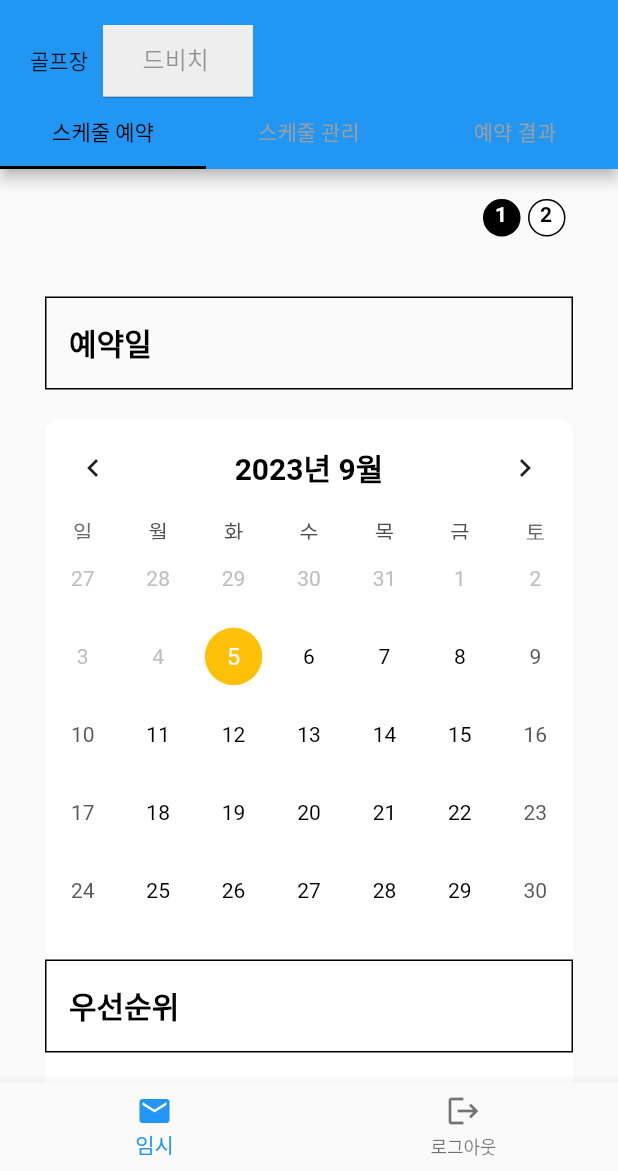
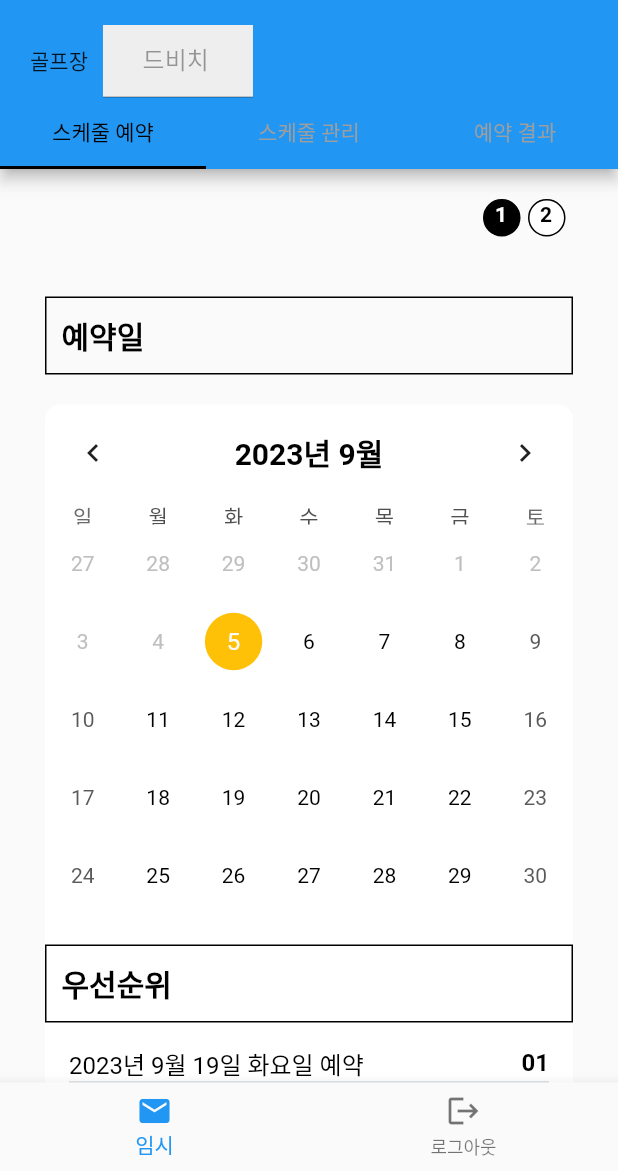
Before and after one commit to lazarus0320/golf_reservation_app, a Flutter app: the ReservationPage screen opened by its route, on a phone screen of 412 x 824 dp, the part 65-1236 px from its top. Run offline on Flutter 3.47's test engine with Material 2 defaults, Android fonts, the phone set to English and light mode, and no system bars; drawn by our look-alikes of table_calendar; our stand-ins replace flutter_dotenv, get.

Commit message:
fix: ui 수정

```diff
--- a/lib/widgets/ReservationPersonnelAndTimesetForm.dart
+++ b/lib/widgets/ReservationPersonnelAndTimesetForm.dart
@@ -45,7 +45,7 @@ class ReservationPersonnelAndTimesetForm extends StatelessWidget {
               '예약 시간',
               style: TextStyle(
                 color: Colors.black,
-                fontSize: 20,
+                fontSize: 15,
                 fontWeight: FontWeight.bold,
               ),
             ),
--- a/lib/widgets/reservation_calendar_form.dart
+++ b/lib/widgets/reservation_calendar_form.dart
@@ -25,7 +25,7 @@ class ReservationCalendarForm extends StatelessWidget {
             border: Border.all(color: Colors.black),
           ),
           child: const Padding(
-            padding: EdgeInsets.all(15.0),
+            padding: EdgeInsets.all(10.0),
             child: Text(
               '예약일',
               style: TextStyle(
@@ -86,7 +86,7 @@ class ReservationCalendarForm extends StatelessWidget {
                       border: Border.all(color: Colors.black),
                     ),
                     child: const Padding(
-                      padding: EdgeInsets.all(15.0),
+                      padding: EdgeInsets.all(10.0),
                       child: Text(
                         '우선순위',
                         style: TextStyle(
@@ -110,7 +110,7 @@ class ReservationCalendarForm extends StatelessWidget {
                       return Column(
                         children: [
                           PriorityListTile(
-                              title: '$formattedFutureDate 예약 접수', number: '01',),
+                              title: '$formattedFutureDate 예약', number: '01',),
                         ],
                       );
                     } else if (selectedDayOfWeek == 3) {
@@ -124,11 +124,12 @@ class ReservationCalendarForm extends StatelessWidget {
                       return Column(
                         children: [
                           PriorityListTile(
-                              title: '$formattedFutureDate 예약 접수', number: '01',),
+                              title: '$formattedFutureDate 예약', number: '01',
+                          ),
                           PriorityListTile(
-                              title: '$formattedNextSaturday 예약 접수', number: '02'),
+                              title: '$formattedNextSaturday 예약', number: '02'),
                           PriorityListTile(
-                              title: '$formattedNextSunday 예약 접수', number: '03'),
+                              title: '$formattedNextSunday 예약', number: '03'),
                         ],
                       );
                     } else {
```
